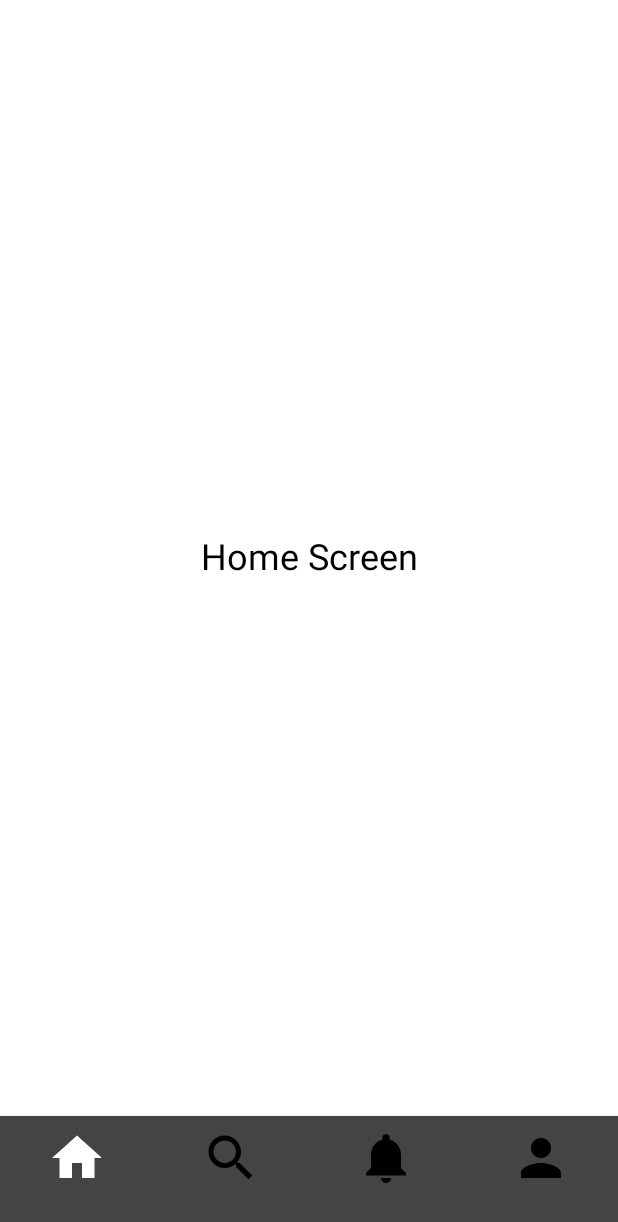
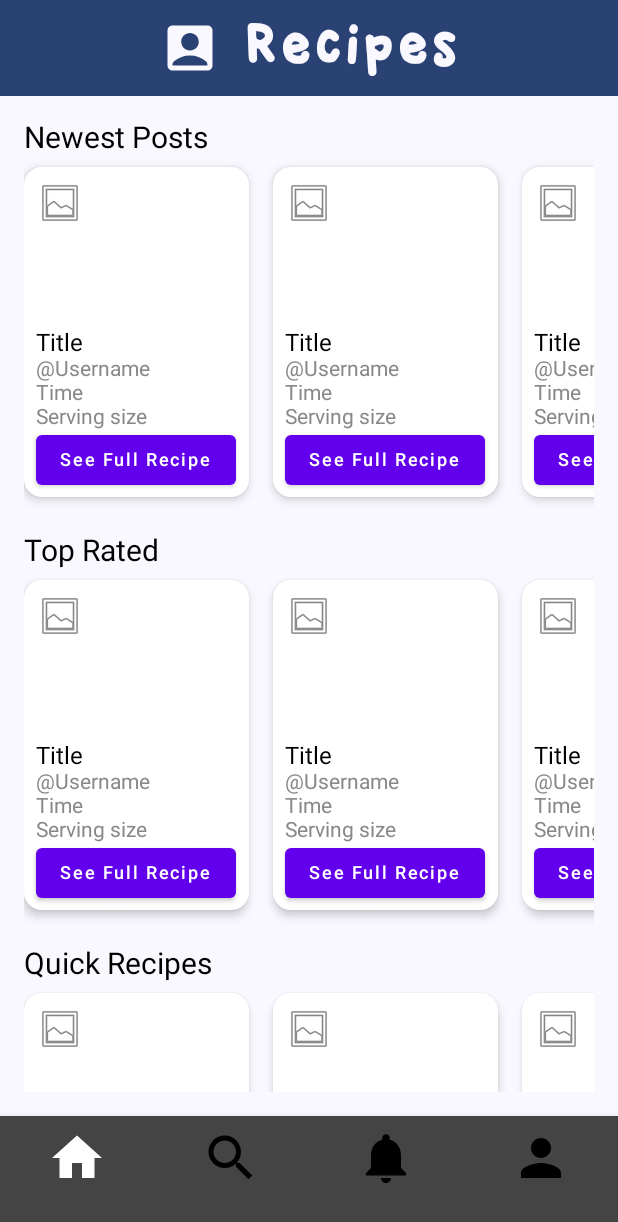
Before and after one commit to sneli/sodv3203Project, an Android app built with Jetpack Compose: the composable RecipeScreen shown on its own in the app's theme, on a phone screen of 412 x 824 dp. Shown: the top 1222 px of the screen. Run offline under Robolectric (Android 15) with nearby library versions, the light colour scheme and no system bars.

Commit message:
added home page styling (no data just placeholders (will add sql))

```diff
--- a/app/build.gradle.kts
+++ b/app/build.gradle.kts
@@ -43,6 +43,7 @@ dependencies {
 
     implementation("androidx.navigation:navigation-compose:2.7.6")
     implementation("androidx.compose.material:material:1.6.0")
+    implementation("androidx.compose.material3:material3:1.2.0")
     implementation(libs.androidx.core.ktx)
     implementation(libs.androidx.lifecycle.runtime.ktx)
     implementation(libs.androidx.activity.compose)
--- a/app/src/main/java/com/example/sodv3203project/RecipeScreen.kt
+++ b/app/src/main/java/com/example/sodv3203project/RecipeScreen.kt
@@ -1,29 +1,38 @@
 package com.example.sodv3203project
 
-import androidx.compose.foundation.border
 import androidx.compose.foundation.layout.Box
+import androidx.compose.foundation.layout.Row
+import androidx.compose.foundation.layout.fillMaxHeight
 import androidx.compose.foundation.layout.height
 import androidx.compose.foundation.layout.padding
 import androidx.compose.foundation.layout.size
 import androidx.compose.material.*
 import androidx.compose.material.icons.Icons
+import androidx.compose.material.icons.filled.AccountBox
 import androidx.compose.material.icons.filled.Home
 import androidx.compose.material.icons.filled.Notifications
 import androidx.compose.material.icons.filled.Person
 import androidx.compose.material.icons.filled.Search
+import androidx.compose.material3.CenterAlignedTopAppBar
+import androidx.compose.material3.ExperimentalMaterial3Api
+import androidx.compose.material3.MaterialTheme
+import androidx.compose.material3.Scaffold
+import androidx.compose.material3.TopAppBarDefaults
 import androidx.compose.runtime.*
 import androidx.compose.ui.Alignment
 import androidx.compose.ui.Modifier
 import androidx.compose.ui.graphics.Color
-import androidx.compose.ui.graphics.RectangleShape
 import androidx.compose.ui.graphics.vector.ImageVector
+import androidx.compose.ui.res.stringResource
 import androidx.compose.ui.unit.dp
+import androidx.compose.ui.unit.sp
 import androidx.navigation.NavHostController
 import androidx.navigation.compose.*
 import com.example.sodv3203project.ui.HomeScreen
 import com.example.sodv3203project.ui.NotificationScreen
 import com.example.sodv3203project.ui.SearchScreen
 import com.example.sodv3203project.ui.ProfileScreen
+import com.example.sodv3203project.ui.theme.winkle
 
 sealed class Screen(val route: String, val icon: ImageVector) {
     object Home : Screen("home", Icons.Default.Home)
@@ -33,11 +42,36 @@ sealed class Screen(val route: String, val icon: ImageVector) {
 
 }
 
+@OptIn(ExperimentalMaterial3Api::class)
+@Composable
+fun RecipeTopBar(){
+    CenterAlignedTopAppBar(
+        colors = TopAppBarDefaults.centerAlignedTopAppBarColors(MaterialTheme.colorScheme.primary),
+        title = {
+            Row(){
+                Icon(
+                    imageVector = Icons.Filled.AccountBox,
+                    contentDescription = null,
+                    modifier = Modifier.size(40.dp),
+                    tint = MaterialTheme.colorScheme.background
+                )
+                Text(
+                    text = stringResource(R.string.app_name),
+                    color = MaterialTheme.colorScheme.background,
+                    fontSize = 50.sp,
+                    fontFamily = winkle,
+                    modifier = Modifier.padding(start = 16.dp)
+                )
+            }
+        }
+    )
+}
 
 @Composable
 fun RecipeScreen() {
     val navController = rememberNavController()
     Scaffold(
+        topBar = { RecipeTopBar() },
         bottomBar = { BottomNavBar(navController) }
     ) { paddingValues ->
         Box(modifier = Modifier.padding(paddingValues)) {
--- a/app/src/main/java/com/example/sodv3203project/ui/HomeScreen.kt
+++ b/app/src/main/java/com/example/sodv3203project/ui/HomeScreen.kt
@@ -1,21 +1,121 @@
 package com.example.sodv3203project.ui
 
-import androidx.compose.foundation.layout.Box
-import androidx.compose.foundation.layout.fillMaxSize
+import androidx.compose.foundation.layout.Column
+import androidx.compose.foundation.layout.Row
+import androidx.compose.foundation.layout.padding
+import androidx.compose.foundation.layout.size
+import androidx.compose.foundation.lazy.LazyColumn
+import androidx.compose.material.Card
 import androidx.compose.material.Text
 import androidx.compose.runtime.Composable
-import androidx.compose.ui.Alignment
 import androidx.compose.ui.Modifier
+import androidx.compose.ui.unit.dp
+import androidx.compose.foundation.Image
+import androidx.compose.foundation.layout.*
+import androidx.compose.foundation.lazy.LazyRow
+import androidx.compose.foundation.shape.RoundedCornerShape
+import androidx.compose.material.*
+import androidx.compose.ui.graphics.BlendMode.Companion.Screen
+import androidx.compose.ui.graphics.Color
+import androidx.compose.ui.res.painterResource
 import androidx.compose.ui.unit.sp
 
 @Composable
 fun HomeScreen() {
-    Box(
-        modifier = Modifier.fillMaxSize(),
-        contentAlignment = Alignment.Center
+    LazyColumn(
+        modifier = Modifier.padding(16.dp),
+        verticalArrangement = Arrangement.spacedBy(24.dp) // Adds space between sections
     ) {
-        Text(
-            text = "Home Screen", fontSize = 24.sp
-        )
+        item { NewestRecipesSection() }
+        item { TopRatedRecipesSection() }
+        item { QuickRecipesSection() }
     }
 }
+
+@Composable
+fun NewestRecipesSection() {
+    Column {
+        Text(
+            text = "Newest Posts",
+            fontSize = 20.sp,
+            modifier = Modifier.padding(bottom = 8.dp)
+        )
+        LazyRow(
+            horizontalArrangement = Arrangement.spacedBy(16.dp)
+        ) {
+            items(5) { // Example: Show 5 recipe cards
+                RecipeCard()
+            }
+        }
+    }
+}
+
+@Composable
+fun TopRatedRecipesSection() {
+    Column {
+        Text(
+            text = "Top Rated",
+            fontSize = 20.sp,
+            modifier = Modifier.padding(bottom = 8.dp)
+        )
+        LazyRow(
+            horizontalArrangement = Arrangement.spacedBy(16.dp)
+        ) {
+            items(5) { RecipeCard() }
+        }
+    }
+}
+
+@Composable
+fun QuickRecipesSection() {
+    Column {
+        Text(
+            text = "Quick Recipes",
+            fontSize = 20.sp,
+            modifier = Modifier.padding(bottom = 8.dp)
+        )
+        LazyRow(
+            horizontalArrangement = Arrangement.spacedBy(16.dp)
+        ) {
+            items(5) { RecipeCard() }
+        }
+    }
+}
+
+@Composable
+fun RecipeCard() {
+    Card(
+        modifier = Modifier
+            .size(width = 150.dp, height = 220.dp),
+        shape = RoundedCornerShape(12.dp),
+        elevation = 4.dp
+    ) {
+        Column(modifier = Modifier.padding(8.dp)) {
+            Box(
+                modifier = Modifier
+                    .size(130.dp, 100.dp)
+                    .padding(bottom = 8.dp)
+            ) {
+                Image(
+                    painter = painterResource(id =  android.R.drawable.ic_menu_gallery), // Placeholder
+                    contentDescription = null
+                )
+            }
+            Text(text = "Title", fontSize = 16.sp)
+            Text(text = "@Username", fontSize = 14.sp, color = Color.Gray)
+            Text(text = "Time", fontSize = 14.sp, color = Color.Gray)
+            Text(text = "Serving size", fontSize = 14.sp, color = Color.Gray)
+            Button(
+                onClick = { /* need to implement */ },
+                modifier = Modifier.padding(top = 4.dp),
+                colors = ButtonDefaults.buttonColors(
+                    backgroundColor = MaterialTheme.colors.primarySurface
+                )
+            ) {
+                Text(
+                    text = "See Full Recipe",
+                    fontSize = 12.sp)
+            }
+        }
+    }
+}
--- /dev/null
+++ b/app/src/main/java/com/example/sodv3203project/ui/subscreens/RecipePage.kt
@@ -0,0 +1,11 @@
+package com.example.sodv3203project.ui.subscreens
+
+import androidx.compose.material.Text
+import androidx.compose.runtime.Composable
+
+@Composable
+fun RecipeScreen(recipeId: Int?) {
+    Text(
+        text = "recipe page"
+    )
+}
--- a/app/src/main/java/com/example/sodv3203project/ui/theme/Type.kt
+++ b/app/src/main/java/com/example/sodv3203project/ui/theme/Type.kt
@@ -5,6 +5,7 @@ import androidx.compose.ui.text.TextStyle
 import androidx.compose.ui.text.font.Font
 import androidx.compose.ui.text.font.FontFamily
 import androidx.compose.ui.text.font.FontWeight
+import androidx.compose.ui.unit.dp
 import androidx.compose.ui.unit.sp
 import com.example.sodv3203project.R
 
@@ -21,27 +22,8 @@ val kanit = FontFamily(
 
 // Set of Material typography styles to start with
 val Typography = Typography(
-    bodyLarge = TextStyle(
-        fontFamily = FontFamily.Default,
-        fontWeight = FontWeight.Normal,
-        fontSize = 16.sp,
-        lineHeight = 24.sp,
-        letterSpacing = 0.5.sp
+    displayLarge = TextStyle(
+        fontFamily = winkle,
+        fontSize = 40.sp
     )
-    /* Other default text styles to override
-    titleLarge = TextStyle(
-        fontFamily = FontFamily.Default,
-        fontWeight = FontWeight.Normal,
-        fontSize = 22.sp,
-        lineHeight = 28.sp,
-        letterSpacing = 0.sp
-    ),
-    labelSmall = TextStyle(
-        fontFamily = FontFamily.Default,
-        fontWeight = FontWeight.Medium,
-        fontSize = 11.sp,
-        lineHeight = 16.sp,
-        letterSpacing = 0.5.sp
-    )
-    */
 )
--- a/app/src/main/res/values/strings.xml
+++ b/app/src/main/res/values/strings.xml
@@ -1,3 +1,3 @@
 <resources>
-    <string name="app_name">sodv3203Project</string>
+    <string name="app_name">Recipes</string>
 </resources>
```
